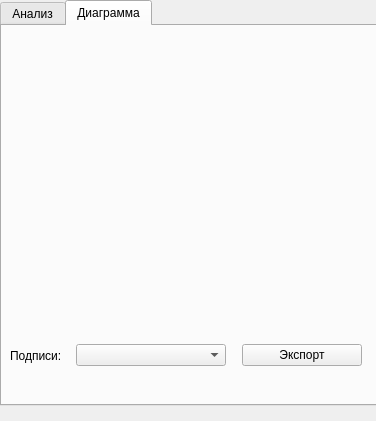
The window that res/ui/gravity_model_dockwidget.ui (Gumbinnen/qgis-lightmodels) describes before a commit, drawn with Qt 5.
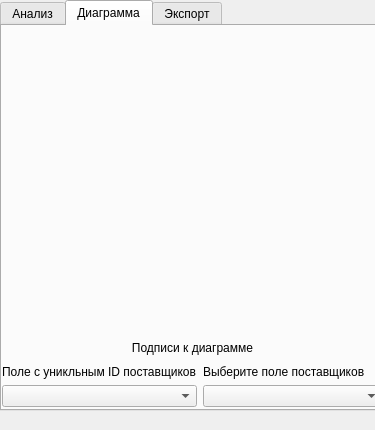
The same window after the commit. The open tabs and pages were chosen to show the change. Custom widgets are drawn as their Qt base class.

Commit message: Change gravity_model_dockwidget: add diagram settings and export tab

What changed in the file:
```diff
--- a/res/ui/gravity_model_dockwidget.ui
+++ b/res/ui/gravity_model_dockwidget.ui
@@ -6,8 +6,8 @@
    <rect>
     <x>0</x>
     <y>0</y>
-    <width>376</width>
-    <height>421</height>
+    <width>375</width>
+    <height>430</height>
    </rect>
   </property>
   <property name="windowTitle">
@@ -20,7 +20,7 @@
       <x>0</x>
       <y>0</y>
       <width>381</width>
-      <height>406</height>
+      <height>411</height>
      </rect>
     </property>
     <property name="currentIndex">
@@ -206,35 +206,75 @@
      <attribute name="title">
       <string>Диаграмма</string>
      </attribute>
-     <widget class="QWidget" name="horizontalLayoutWidget">
+     <widget class="QWidget" name="verticalLayoutWidget_2">
       <property name="geometry">
        <rect>
         <x>0</x>
-        <y>299</y>
+        <y>0</y>
         <width>371</width>
-        <height>61</height>
+        <height>311</height>
        </rect>
       </property>
-      <layout class="QHBoxLayout" name="horizontal_layout">
-       <property name="spacing">
-        <number>8</number>
-       </property>
-       <property name="leftMargin">
-        <number>0</number>
-       </property>
-       <property name="rightMargin">
-        <number>0</number>
-       </property>
+      <layout class="QVBoxLayout" name="diagram_layout"/>
+     </widget>
+     <widget class="QWidget" name="verticalLayoutWidget_4">
+      <property name="geometry">
+       <rect>
+        <x>0</x>
+        <y>310</y>
+        <width>381</width>
+        <height>71</height>
+       </rect>
+      </property>
+      <layout class="QVBoxLayout" name="diagram_settings_vertical_layout">
+       <item>
+        <widget class="QLabel" name="label_diagram_fields">
+         <property name="maximumSize">
+          <size>
+           <width>567</width>
+           <height>16777215</height>
+          </size>
+         </property>
+         <property name="text">
+          <string>Подписи к диаграмме</string>
+         </property>
+         <property name="alignment">
+          <set>Qt::AlignCenter</set>
+         </property>
+        </widget>
+       </item>
+       <item>
+        <layout class="QHBoxLayout" name="diagram_fields_horizontal_layout">
+         <item>
+          <layout class="QVBoxLayout" name="diagram_uid_field_vertical_layout">
+           <item>
+            <widget class="QLabel" name="label_uid_field">
+             <property name="text">
+              <string>Поле с уникльным ID поставщиков</string>
+             </property>
+            </widget>
+           </item>
+           <item>
+            <widget class="QComboBox" name="cmbox_uid_field">
+             <property name="maximumSize">
+              <size>
+               <width>366</width>
+               <height>16777215</height>
+              </size>
+             </property>
+             <property name="placeholderText">
+              <string>ID поставщиков</string>
+             </property>
+            </widget>
+           </item>
+          </layout>
+         </item>
+         <item>
+          <layout class="QVBoxLayout" name="diagram_field_vertical_layout">
        <item>
         <widget class="QLabel" name="label_field">
-         <property name="maximumSize">
-          <size>
-           <width>50</width>
-           <height>16777215</height>
-          </size>
-         </property>
          <property name="text">
-          <string>Подписи:</string>
+              <string>Выберите поле поставщиков</string>
          </property>
         </widget>
        </item>
@@ -242,20 +282,58 @@
         <widget class="QComboBox" name="cmbox_field">
          <property name="maximumSize">
           <size>
-           <width>150</width>
+               <width>3466</width>
            <height>16777215</height>
           </size>
+             </property>
+             <property name="placeholderText">
+              <string>Поле поставщиков</string>
+             </property>
+            </widget>
+           </item>
+          </layout>
+         </item>
+        </layout>
+       </item>
+      </layout>
+     </widget>
+    </widget>
+    <widget class="QWidget" name="export_tab">
+     <attribute name="title">
+      <string>Экспорт</string>
+     </attribute>
+     <widget class="QWidget" name="verticalLayoutWidget_3">
+      <property name="geometry">
+       <rect>
+        <x>10</x>
+        <y>0</y>
+        <width>351</width>
+        <height>71</height>
+       </rect>
+      </property>
+      <layout class="QVBoxLayout" name="export_vertical_layout">
+       <item>
+        <widget class="QLabel" name="label_file_format">
+         <property name="text">
+          <string>Выберите формат, в котором экспортировать файл</string>
+         </property>
+        </widget>
+       </item>
+       <item>
+        <widget class="QComboBox" name="cmbox_file_format">
+         <property name="maximumSize">
+          <size>
+           <width>140</width>
+           <height>16777215</height>
+          </size>
+         </property>
+         <property name="placeholderText">
+          <string>Формат файла</string>
          </property>
         </widget>
        </item>
        <item>
         <widget class="QPushButton" name="btn_export">
-         <property name="maximumSize">
-          <size>
-           <width>120</width>
-           <height>16777215</height>
-          </size>
-         </property>
          <property name="text">
           <string>Экспорт</string>
          </property>
@@ -263,17 +341,6 @@
        </item>
       </layout>
      </widget>
-     <widget class="QWidget" name="verticalLayoutWidget_2">
-      <property name="geometry">
-       <rect>
-        <x>0</x>
-        <y>0</y>
-        <width>371</width>
-        <height>291</height>
-       </rect>
-      </property>
-      <layout class="QVBoxLayout" name="diagram_layout"/>
-     </widget>
     </widget>
    </widget>
   </widget>
```
Left out of the diff: 4 changed lines with no effect on the pictures. Lines whose indentation alone changed are shown as unchanged.
